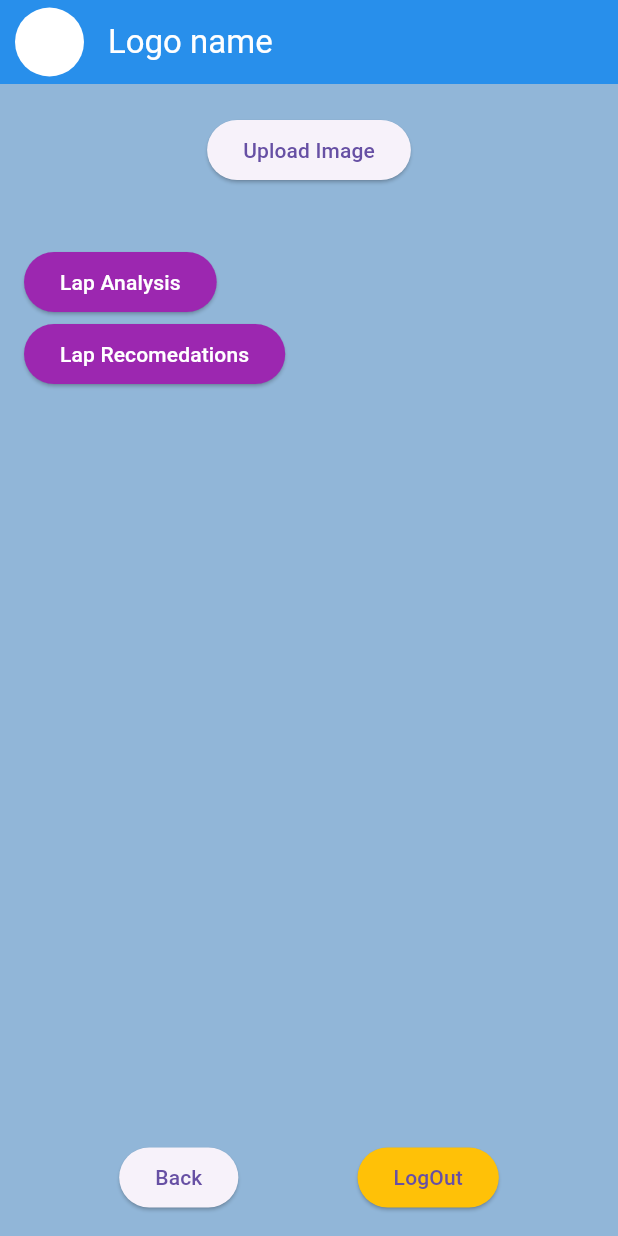
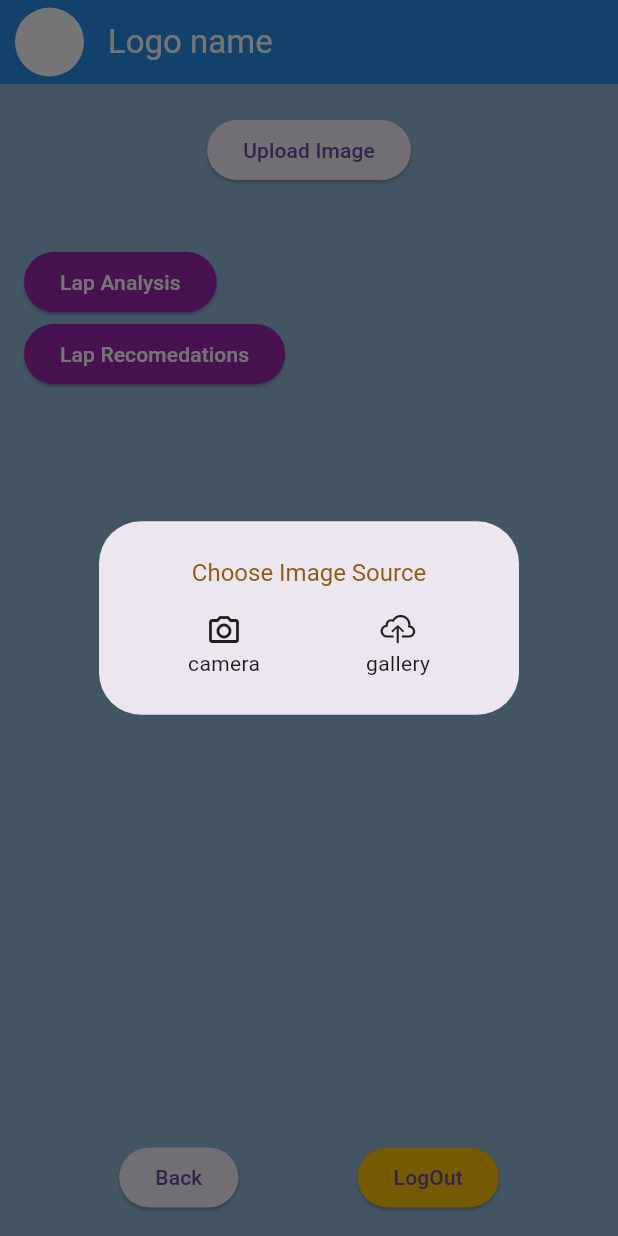
Before and after one commit to GouravXportsoft/medicalApp, a Flutter app: the screen it shows after launch, after a tap on "Upload Image", on a phone screen of 412 x 824 dp. Run offline on Flutter 3.47's test engine with Material 3 defaults, Android fonts, the phone set to English and light mode, and no system bars; our stand-ins replace image_picker.

Commit message:
regenerated screen

```diff
--- a/lib/labscreen.dart
+++ b/lib/labscreen.dart
@@ -1,3 +1,6 @@
+import 'dart:io';
+
+import 'package:flutter/cupertino.dart';
 import 'package:flutter/material.dart';
 import 'package:image_picker/image_picker.dart';
 
@@ -10,9 +13,22 @@ class LabScreen extends StatefulWidget {
 
 class _LabScreenState extends State<LabScreen> {
   String? _selectedImagePath;
-
   Future<void> _pickImage() async {
     final picker = ImagePicker();
+
+    // Show a dialog or use any other method to let the user choose between camera and gallery
+    // For simplicity, I'm using a hypothetical method _showImageSourceDialog.
+    String? chosenSource = await _showImageSourceDialog();
+
+    if (chosenSource == 'camera') {
+      final pickedFile = await picker.pickImage(source: ImageSource.camera);
+
+      if (pickedFile != null) {
+        setState(() {
+          _selectedImagePath = pickedFile.path;
+        });
+      }
+    } else if (chosenSource == 'gallery') {
       final pickedFile = await picker.pickImage(source: ImageSource.gallery);
 
       if (pickedFile != null) {
@@ -21,10 +37,64 @@ class _LabScreenState extends State<LabScreen> {
         });
       }
     }
+  }
+
+  Future<String?> _showImageSourceDialog() async {
+    // You can use a package like `flutter/cupertino.dart` for an iOS-style dialog.
+    // For simplicity, I'm using the default `showDialog` method here.
+
+    return await showDialog<String>(
+      context: context,
+      builder: (BuildContext context) {
+        return AlertDialog(
+          title: const Center(
+            child: Text(
+              'Choose Image Source',
+              style: TextStyle(
+                  fontSize: 16, color: Color.fromARGB(255, 143, 93, 18)),
+            ),
+          ),
+          content: SingleChildScrollView(
+            child: Row(
+              mainAxisAlignment: MainAxisAlignment.spaceEvenly,
+              children: <Widget>[
+                GestureDetector(
+                  child: const Column(
+                    children: [
+                      Icon(
+                        Icons.camera_alt_outlined,
+                      ),
+                      Text('camera')
+                    ],
+                  ),
+                  onTap: () {
+                    Navigator.of(context).pop('camera');
+                  },
+                ),
+                const SizedBox(height: 10),
+                GestureDetector(
+                  child: const Column(
+                    children: [
+                      Icon(CupertinoIcons.cloud_upload),
+                      Text('gallery')
+                    ],
+                  ),
+                  onTap: () {
+                    Navigator.of(context).pop('gallery');
+                  },
+                ),
+              ],
+            ),
+          ),
+        );
+      },
+    );
+  }
 
   @override
   Widget build(BuildContext context) {
-    return Scaffold(
+    return SafeArea(
+      child: Scaffold(
         backgroundColor: Color.fromARGB(255, 145, 182, 216),
         appBar: AppBar(
           elevation: 5,
@@ -143,6 +213,7 @@ class _LabScreenState extends State<LabScreen> {
             // )
           ],
         ),
+      ),
     );
   }
 }
```
Lines whose indentation alone changed are shown as unchanged.
